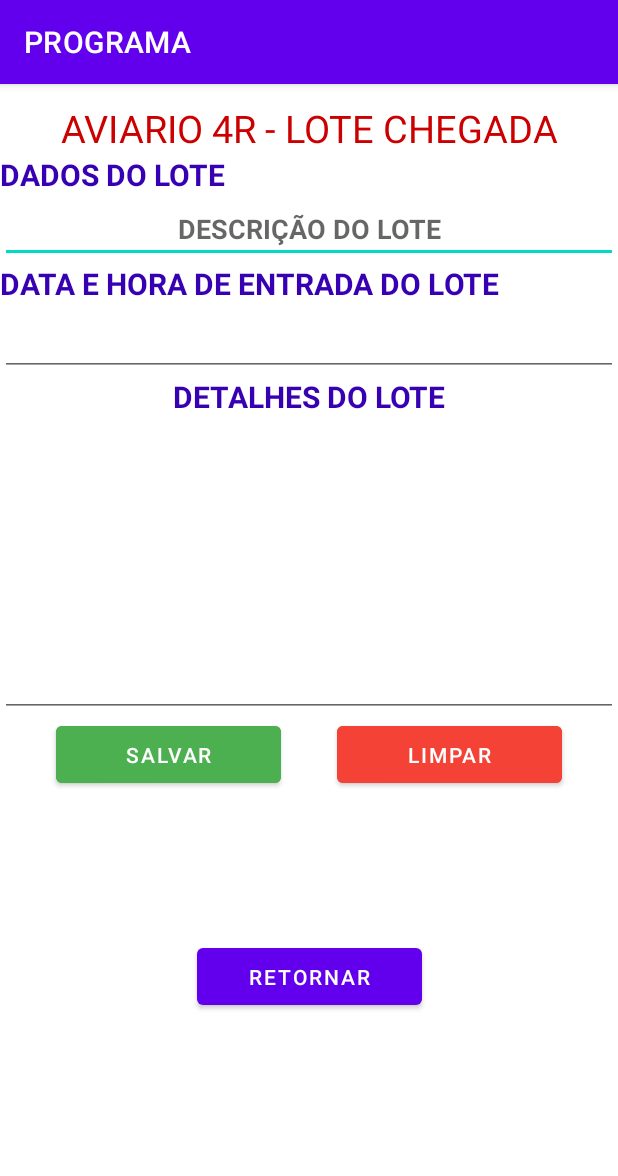
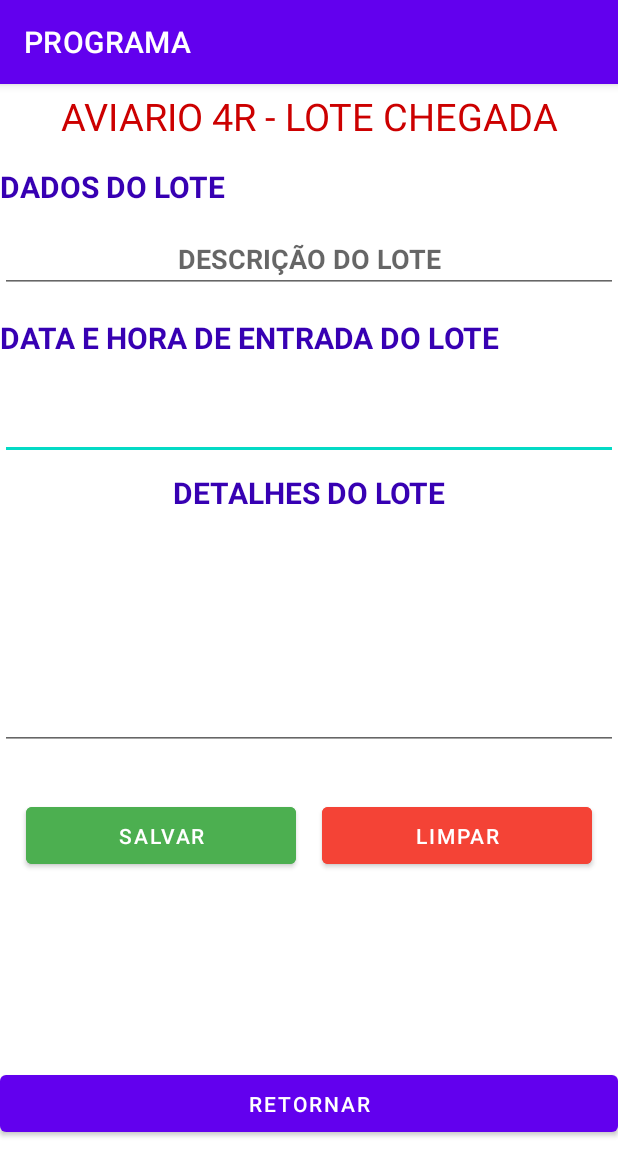
Before and after one commit to SemprebomTecnologia/ANDROID_AVIARIO4R, an Android app: the LoteMainActivity screen opened directly, with no data from a screen before it, on a phone screen of 412 x 824 dp. Shown: the top 1176 px of the screen. Run offline under Robolectric (Android 15) with nearby library versions, the phone set to English and light mode, and no system bars.

Commit message:
COMMIT TELA LOTE OK

```diff
--- a/app/src/main/res/layout/activity_lote_main.xml
+++ b/app/src/main/res/layout/activity_lote_main.xml
@@ -4,38 +4,52 @@
     xmlns:tools="http://schemas.android.com/tools"
     android:id="@+id/main"
     android:layout_width="match_parent"
-    android:layout_height="match_parent"
-    android:orientation="vertical">
+    android:layout_height="match_parent">
 
 
-    <TextView
-        android:id="@+id/txtTitulo"
+    <Button
+        android:id="@+id/btn_LIMPAR"
+        android:layout_width="180dp"
+        android:layout_height="50dp"
+        android:layout_marginTop="32dp"
+        android:backgroundTint="@color/btn_cancel"
+        android:text="LIMPAR"
+        app:layout_constraintEnd_toEndOf="parent"
+        app:layout_constraintHorizontal_bias="0.5"
+        app:layout_constraintStart_toEndOf="@+id/btn_SALVAR"
+        app:layout_constraintTop_toBottomOf="@+id/edtDetalheLote" />
+
+    <EditText
+        android:id="@+id/editTextDate"
         android:layout_width="match_parent"
         android:layout_height="wrap_content"
-        android:layout_marginTop="68dp"
-        android:text="AVIARIO 4R - LOTE CHEGADA"
+        android:layout_marginTop="20dp"
+        android:ems="10"
+        android:inputType="date|datetime"
         android:textAlignment="center"
-        android:textColor="@android:color/holo_red_dark"
-        android:textSize="25sp"
-        app:layout_constraintTop_toTopOf="parent"
-        tools:layout_editor_absoluteX="0dp" />
+        android:textSize="20sp"
+        android:textStyle="bold"
+        app:layout_constraintTop_toBottomOf="@+id/txtDataEntradaLote"
+        tools:layout_editor_absoluteX="1dp" />
 
     <TextView
-        android:id="@+id/txtNomeLote"
+        android:id="@+id/txtDataEntradaLote"
         android:layout_width="match_parent"
         android:layout_height="wrap_content"
-        android:text="DADOS DO LOTE"
+        android:layout_marginTop="16dp"
+        android:text="DATA E HORA DE ENTRADA DO LOTE"
         android:textAlignment="viewStart"
         android:textColor="@color/purple_700"
         android:textSize="20sp"
         android:textStyle="bold"
-        app:layout_constraintTop_toBottomOf="@+id/txtTitulo"
-        tools:layout_editor_absoluteX="0dp" />
+        app:layout_constraintTop_toBottomOf="@+id/edtNomeLote"
+        tools:layout_editor_absoluteX="1dp" />
 
     <EditText
         android:id="@+id/edtNomeLote"
         android:layout_width="match_parent"
         android:layout_height="wrap_content"
+        android:layout_marginTop="12dp"
         android:ems="10"
         android:hint="DESCRIÇÃO DO LOTE"
         android:inputType="text"
@@ -44,48 +58,39 @@
         android:textColor="@color/black"
         android:textStyle="bold"
         app:layout_constraintTop_toBottomOf="@+id/txtNomeLote"
-        tools:layout_editor_absoluteX="16dp" />
+        tools:layout_editor_absoluteX="1dp" />
 
     <TextView
-        android:id="@+id/txtDataEntradaLote"
+        android:id="@+id/txtNomeLote"
         android:layout_width="match_parent"
         android:layout_height="wrap_content"
-        android:text="DATA E HORA DE ENTRADA DO LOTE"
+        android:layout_marginTop="16dp"
+        android:text="DADOS DO LOTE"
         android:textAlignment="viewStart"
         android:textColor="@color/purple_700"
         android:textSize="20sp"
         android:textStyle="bold"
-        app:layout_constraintTop_toBottomOf="@+id/edtNomeLote"
-        tools:layout_editor_absoluteX="47dp" />
-
-    <EditText
-        android:id="@+id/editTextDate"
-        android:layout_width="match_parent"
-        android:layout_height="wrap_content"
-        android:ems="10"
-        android:inputType="date|datetime"
-        android:textAlignment="center"
-        android:textSize="20sp"
-        android:textStyle="bold"
-        app:layout_constraintTop_toBottomOf="@+id/txtDataEntradaLote"
-        tools:layout_editor_absoluteX="0dp" />
+        app:layout_constraintTop_toBottomOf="@+id/txtTitulo"
+        tools:layout_editor_absoluteX="1dp" />
 
     <TextView
         android:id="@+id/txtDescricaoLote"
         android:layout_width="match_parent"
         android:layout_height="wrap_content"
+        android:layout_marginTop="8dp"
         android:text="DETALHES DO LOTE"
         android:textAlignment="center"
         android:textColor="@color/purple_700"
         android:textSize="20sp"
         android:textStyle="bold"
         app:layout_constraintTop_toBottomOf="@+id/editTextDate"
-        tools:layout_editor_absoluteX="2dp" />
+        tools:layout_editor_absoluteX="1dp" />
 
     <EditText
         android:id="@+id/edtDetalheLote"
         android:layout_width="match_parent"
-        android:layout_height="200dp"
+        android:layout_height="150dp"
+        android:layout_marginTop="8dp"
         android:ems="10"
         android:gravity="start|top"
         android:inputType="textMultiLine"
@@ -94,12 +99,25 @@
         android:textSize="20sp"
         android:textStyle="bold"
         app:layout_constraintTop_toBottomOf="@+id/txtDescricaoLote"
-        tools:layout_editor_absoluteX="16dp" />
+        tools:layout_editor_absoluteX="1dp" />
+
+    <TextView
+        android:id="@+id/txtTitulo"
+        android:layout_width="match_parent"
+        android:layout_height="wrap_content"
+        android:layout_marginTop="60dp"
+        android:text="AVIARIO 4R - LOTE CHEGADA"
+        android:textAlignment="center"
+        android:textColor="@android:color/holo_red_dark"
+        android:textSize="25sp"
+        app:layout_constraintTop_toTopOf="parent"
+        tools:layout_editor_absoluteX="1dp" />
 
     <Button
         android:id="@+id/btn_SALVAR"
-        android:layout_width="150dp"
+        android:layout_width="180dp"
         android:layout_height="50dp"
+        android:layout_marginTop="32dp"
         android:backgroundTint="@color/btn_true"
         android:text="SALVAR"
         app:layout_constraintEnd_toStartOf="@+id/btn_LIMPAR"
@@ -108,26 +126,16 @@
         app:layout_constraintTop_toBottomOf="@+id/edtDetalheLote" />
 
     <Button
-        android:id="@+id/btn_LIMPAR"
-        android:layout_width="150dp"
-        android:layout_height="50dp"
-        android:backgroundTint="@color/btn_cancel"
-        android:text="LIMPAR"
-        app:layout_constraintEnd_toEndOf="parent"
-        app:layout_constraintHorizontal_bias="0.5"
-        app:layout_constraintStart_toEndOf="@+id/btn_SALVAR"
-        app:layout_constraintTop_toBottomOf="@+id/edtDetalheLote" />
-
-    <Button
         android:id="@+id/btn_PRINCIPAL"
-        android:layout_width="150dp"
+        android:layout_width="match_parent"
         android:layout_height="50dp"
         android:text="RETORNAR"
         app:layout_constraintBottom_toBottomOf="parent"
         app:layout_constraintEnd_toEndOf="parent"
-        app:layout_constraintHorizontal_bias="0.5"
+        app:layout_constraintHorizontal_bias="0.498"
         app:layout_constraintStart_toStartOf="parent"
-        app:layout_constraintTop_toBottomOf="@+id/edtDetalheLote" />
+        app:layout_constraintTop_toBottomOf="@+id/edtDetalheLote"
+        app:layout_constraintVertical_bias="0.77" />
 
 
 </androidx.constraintlayout.widget.ConstraintLayout>
```
